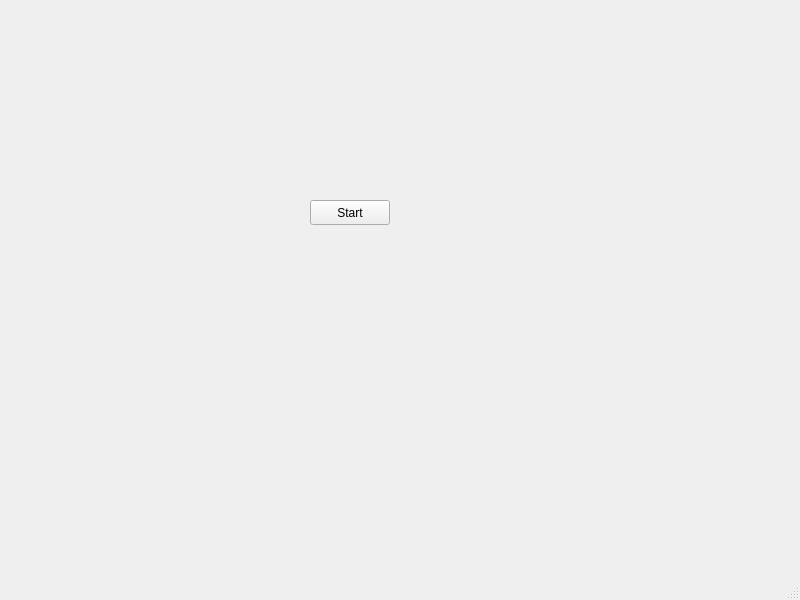
Old version of the form TrabalhoFinal/menu.ui in the repository ManoellaR/Linguagem_de_Programacao_II.
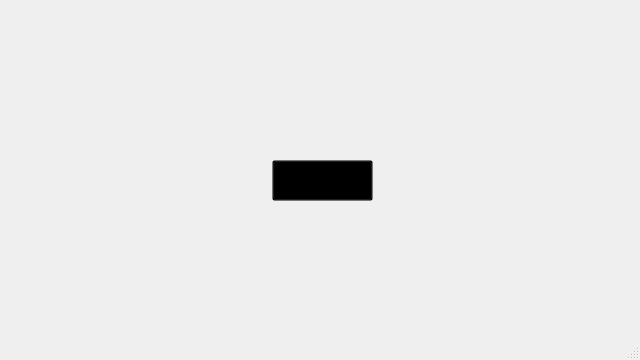
New version of the form. Icons and pictures are not drawn.

What changed in the file:
```diff
--- a/TrabalhoFinal/menu.ui
+++ b/TrabalhoFinal/menu.ui
@@ -6,25 +6,61 @@
    <rect>
     <x>0</x>
     <y>0</y>
-    <width>800</width>
-    <height>600</height>
+    <width>640</width>
+    <height>360</height>
    </rect>
   </property>
+  <property name="minimumSize">
+   <size>
+    <width>640</width>
+    <height>360</height>
+   </size>
+  </property>
+  <property name="maximumSize">
+   <size>
+    <width>640</width>
+    <height>360</height>
+   </size>
+  </property>
   <property name="windowTitle">
    <string>Menu</string>
   </property>
   <widget class="QWidget" name="centralwidget">
+   <widget class="QLabel" name="backgroundlabel">
+    <property name="geometry">
+     <rect>
+      <x>0</x>
+      <y>0</y>
+      <width>640</width>
+      <height>360</height>
+     </rect>
+    </property>
+    <property name="text">
+     <string/>
+    </property>
+   </widget>
    <widget class="QPushButton" name="StartButton">
     <property name="geometry">
      <rect>
-      <x>310</x>
-      <y>200</y>
-      <width>80</width>
-      <height>25</height>
+      <x>272</x>
+      <y>160</y>
+      <width>101</width>
+      <height>41</height>
      </rect>
     </property>
+    <property name="styleSheet">
+     <string notr="true">QPushButton#StartButton {
+background-color: transparent;
+background-image: url(:/images/playButton.png);
+border-image: none;
+}
+
+QPushButton#StartButton:pressed {
+    background-image: url(:/images/playButtonPressed.png);
+}</string>
+    </property>
     <property name="text">
-     <string>Start</string>
+     <string/>
     </property>
    </widget>
   </widget>
```
Left out of the diff: 2 changed lines with no effect on the pictures.
